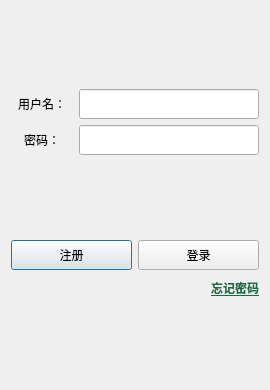
The window that src/logindialog.ui (ZhangYan0001/Chat) describes before a commit, drawn with Qt 5.
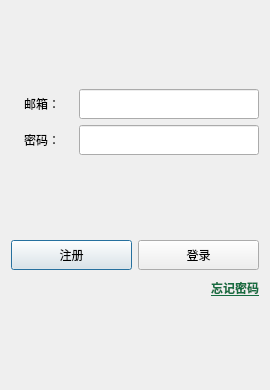
The same window after the commit.

```diff
--- a/src/logindialog.ui
+++ b/src/logindialog.ui
@@ -56,7 +56,7 @@
         </size>
        </property>
        <property name="text">
-        <string>用户名：</string>
+        <string>邮箱：</string>
        </property>
        <property name="alignment">
         <set>Qt::AlignmentFlag::AlignCenter</set>
```
Left out of the diff: 4 changed lines with no effect on the pictures.
